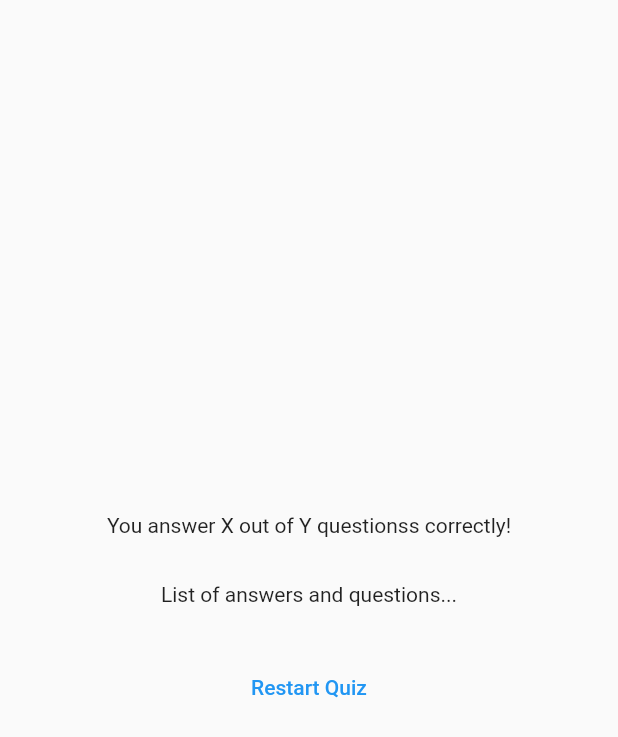
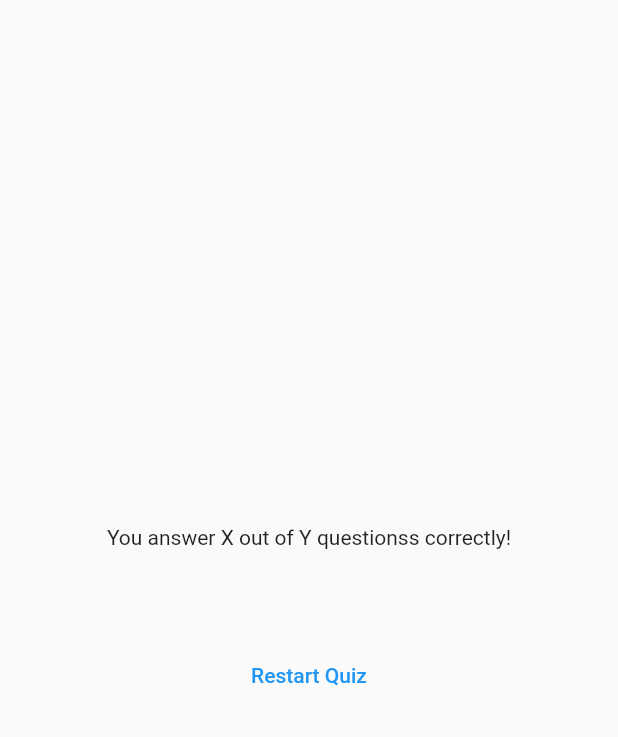
Before and after one commit to Mowgle88/quiz_app, a Flutter app: the ResultsScreen widget shown alone on an empty page, opened directly with empty values, on a phone screen of 412 x 824 dp. Shown: the top 737 px of the screen. Run offline on Flutter 3.47's test engine with Material 2 defaults, Android fonts, the phone set to English and light mode, and no system bars; our stand-ins replace google_fonts.

Commit message:
feat: get summary data in results screen

```diff
--- /dev/null
+++ b/lib/questions_summary.dart
@@ -0,0 +1,30 @@
+import 'package:flutter/material.dart';
+
+class QuestionsSummary extends StatelessWidget {
+  final List<Map<String, Object>> summaryData;
+
+  const QuestionsSummary(this.summaryData, {super.key});
+
+  @override
+  Widget build(BuildContext context) {
+    return Column(
+      children: summaryData
+          .map((data) => Row(
+                children: [
+                  Text(((data['question_index'] as int) + 1).toString()),
+                  Column(
+                    children: [
+                      Text(data['question'] as String),
+                      const SizedBox(
+                        height: 5,
+                      ),
+                      Text(data['user_answer'] as String),
+                      Text(data['correct_answer'] as String),
+                    ],
+                  )
+                ],
+              ))
+          .toList(),
+    );
+  }
+}
--- a/lib/quiz.dart
+++ b/lib/quiz.dart
@@ -26,7 +26,7 @@ class _QuizState extends State<Quiz> {
 
     if (selectedAnswer.length == questions.length) {
       setState(() {
-        selectedAnswer.clear();
+        // selectedAnswer.clear();
         activeScreen = 'result-screen';
       });
     }
--- a/lib/results_screen.dart
+++ b/lib/results_screen.dart
@@ -1,8 +1,26 @@
 import 'package:flutter/material.dart';
+import 'package:quiz_app/data/questions.dart';
+import 'package:quiz_app/questions_summary.dart';
 
 class ResultsScreen extends StatelessWidget {
   final List<String> choseAnswers;
+
   const ResultsScreen({super.key, required this.choseAnswers});
+
+  List<Map<String, Object>> getSummaryData() {
+    final List<Map<String, Object>> summary = [];
+
+    for (var i = 0; i < choseAnswers.length; i++) {
+      summary.add({
+        'question_index': i,
+        'question': questions[i].question,
+        'correct_answer': questions[i].answers[0],
+        'user_answer': choseAnswers[i],
+      });
+    }
+
+    return summary;
+  }
 
   @override
   Widget build(BuildContext context) {
@@ -17,7 +35,7 @@ class ResultsScreen extends StatelessWidget {
             const SizedBox(
               height: 30,
             ),
-            const Text('List of answers and questions...'),
+            QuestionsSummary(getSummaryData()),
             const SizedBox(
               height: 30,
             ),
```
